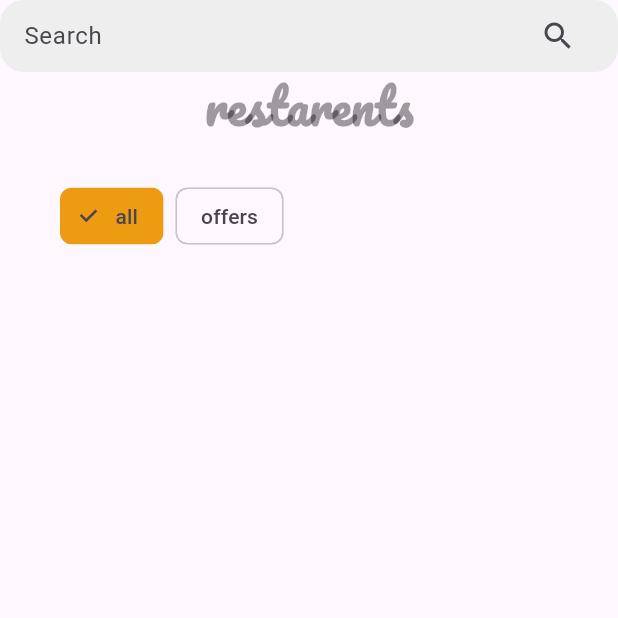
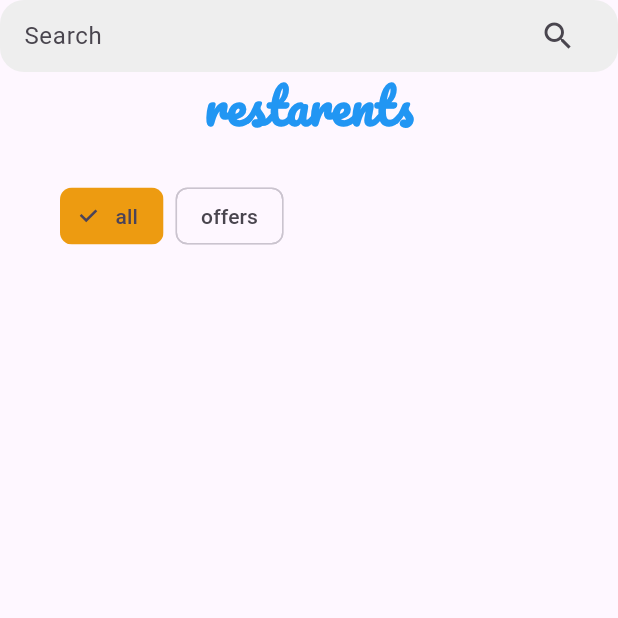
Before and after one commit to khalid123231/Side_Dish, a Flutter app: the RestaurantList screen opened directly, on a phone screen of 412 x 824 dp, the top half of it. Run offline on Flutter 3.47's test engine with Material 2 defaults, Android fonts, the light colour scheme and no system bars; our stand-ins replace cloud_firestore, firebase_core, firebase_storage, google_fonts, image_picker, sqflite; accounts and stored records are empty.

Commit message:
offer tags

```diff
--- a/lib/RestaurantsList.dart
+++ b/lib/RestaurantsList.dart
@@ -85,14 +85,14 @@ class _RestaurantListState extends State<RestaurantList> {
       body: SingleChildScrollView(
         child: Column(
 
-          mainAxisSize: MainAxisSize.min,
+
           children: [ SBar1(callbackfunction: callback,),
             Text('restarents', style: TextStyle(
               fontSize: 32, // Adjust the font size to make it big
               fontWeight: FontWeight.bold, // Make the text bold
               fontFamily: 'Pacifico', // Use a stylish font
               fontStyle: FontStyle.normal, // Make the text italic
-              color: Colors.black38, // Use a stylish color
+              color: Colors.blue, // Use a stylish color
             ), textAlign: TextAlign.left,) ,SizedBox(width: 500, height: 100,child:Padding( child: ListView(
               scrollDirection: Axis.horizontal,
               children: [
```
